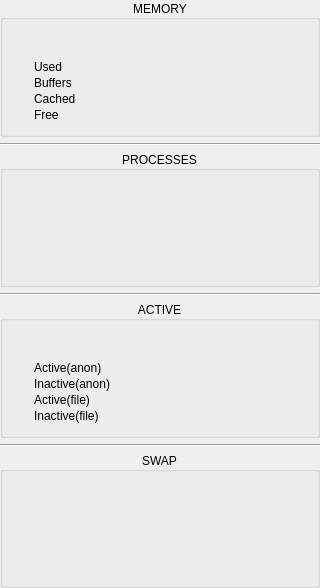
Above: dde-istate-widgets/istateramwidget.ui from SeptemberHX/dde-istate-menus before the change. Below: the same form after it.
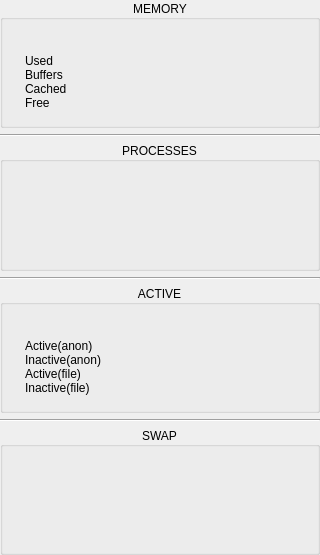
That is the form after the change. Custom widgets are drawn as their Qt base class.

The edit to the form file:
```diff
--- a/dde-istate-widgets/istateramwidget.ui
+++ b/dde-istate-widgets/istateramwidget.ui
@@ -7,7 +7,7 @@
     <x>0</x>
     <y>0</y>
     <width>320</width>
-    <height>588</height>
+    <height>555</height>
    </rect>
   </property>
   <property name="minimumSize">
@@ -47,18 +47,21 @@
       <set>Qt::AlignCenter</set>
      </property>
      <layout class="QVBoxLayout" name="verticalLayout_2">
+      <property name="spacing">
+       <number>1</number>
+      </property>
       <item>
        <widget class="PercentColorBar" name="ramColorProBar">
         <property name="minimumSize">
          <size>
           <width>0</width>
-          <height>24</height>
+          <height>16</height>
          </size>
         </property>
         <property name="maximumSize">
          <size>
           <width>16777215</width>
-          <height>24</height>
+          <height>16</height>
          </size>
         </property>
         <property name="text">
@@ -82,14 +85,14 @@
          <widget class="QLabel" name="ramUsedColorLabel">
           <property name="minimumSize">
            <size>
-            <width>16</width>
-            <height>16</height>
+            <width>12</width>
+            <height>12</height>
            </size>
           </property>
           <property name="maximumSize">
            <size>
-            <width>16</width>
-            <height>16</height>
+            <width>12</width>
+            <height>12</height>
            </size>
           </property>
           <property name="text">
@@ -115,14 +118,14 @@
          <widget class="QLabel" name="ramCachedColorLabel">
           <property name="minimumSize">
            <size>
-            <width>16</width>
-            <height>16</height>
+            <width>12</width>
+            <height>12</height>
            </size>
           </property>
           <property name="maximumSize">
            <size>
-            <width>16</width>
-            <height>16</height>
+            <width>12</width>
+            <height>12</height>
            </size>
           </property>
           <property name="text">
@@ -134,14 +137,14 @@
          <widget class="QLabel" name="ramFreeColorLabel">
           <property name="minimumSize">
            <size>
-            <width>16</width>
-            <height>16</height>
+            <width>12</width>
+            <height>12</height>
            </size>
           </property>
           <property name="maximumSize">
            <size>
-            <width>16</width>
-            <height>16</height>
+            <width>12</width>
+            <height>12</height>
            </size>
           </property>
           <property name="text">
@@ -153,14 +156,14 @@
          <widget class="QLabel" name="ramBuffersColorLabel">
           <property name="minimumSize">
            <size>
-            <width>16</width>
-            <height>16</height>
+            <width>12</width>
+            <height>12</height>
            </size>
           </property>
           <property name="maximumSize">
            <size>
-            <width>16</width>
-            <height>16</height>
+            <width>12</width>
+            <height>12</height>
            </size>
           </property>
           <property name="text">
@@ -251,6 +254,9 @@
       <set>Qt::AlignCenter</set>
      </property>
      <layout class="QVBoxLayout" name="verticalLayout_3">
+      <property name="spacing">
+       <number>1</number>
+      </property>
       <item>
        <layout class="QGridLayout" name="processGridLayout">
         <property name="verticalSpacing">
@@ -532,18 +538,21 @@
       <set>Qt::AlignCenter</set>
      </property>
      <layout class="QVBoxLayout" name="verticalLayout_5">
+      <property name="spacing">
+       <number>1</number>
+      </property>
       <item>
        <widget class="PercentColorBar" name="activeBarLabel">
         <property name="minimumSize">
          <size>
           <width>0</width>
-          <height>24</height>
+          <height>16</height>
          </size>
         </property>
         <property name="maximumSize">
          <size>
           <width>16777215</width>
-          <height>24</height>
+          <height>16</height>
          </size>
         </property>
         <property name="text">
@@ -574,14 +583,14 @@
          <widget class="QLabel" name="activeFileColorLabel">
           <property name="minimumSize">
            <size>
-            <width>16</width>
-            <height>16</height>
+            <width>12</width>
+            <height>12</height>
            </size>
           </property>
           <property name="maximumSize">
            <size>
-            <width>16</width>
-            <height>16</height>
+            <width>12</width>
+            <height>12</height>
            </size>
           </property>
           <property name="text">
@@ -593,14 +602,14 @@
          <widget class="QLabel" name="inactiveAnonColorLabel">
           <property name="minimumSize">
            <size>
-            <width>16</width>
-            <height>16</height>
+            <width>12</width>
+            <height>12</height>
            </size>
           </property>
           <property name="maximumSize">
            <size>
-            <width>16</width>
-            <height>16</height>
+            <width>12</width>
+            <height>12</height>
            </size>
           </property>
           <property name="text">
@@ -612,14 +621,14 @@
          <widget class="QLabel" name="activeAnonColorLabel">
           <property name="minimumSize">
            <size>
-            <width>16</width>
-            <height>16</height>
+            <width>12</width>
+            <height>12</height>
            </size>
           </property>
           <property name="maximumSize">
            <size>
-            <width>16</width>
-            <height>16</height>
+            <width>12</width>
+            <height>12</height>
            </size>
           </property>
           <property name="text">
@@ -638,14 +647,14 @@
          <widget class="QLabel" name="inactiveFileColorLabel">
           <property name="minimumSize">
            <size>
-            <width>16</width>
-            <height>16</height>
+            <width>12</width>
+            <height>12</height>
            </size>
           </property>
           <property name="maximumSize">
            <size>
-            <width>16</width>
-            <height>16</height>
+            <width>12</width>
+            <height>12</height>
            </size>
           </property>
           <property name="text">
@@ -736,18 +745,21 @@
       <set>Qt::AlignCenter</set>
      </property>
      <layout class="QVBoxLayout" name="verticalLayout_4">
+      <property name="spacing">
+       <number>1</number>
+      </property>
       <item>
        <widget class="PercentColorBar" name="swapBarLabel">
         <property name="minimumSize">
          <size>
           <width>0</width>
-          <height>24</height>
+          <height>16</height>
          </size>
         </property>
         <property name="maximumSize">
          <size>
           <width>16777215</width>
-          <height>24</height>
+          <height>16</height>
          </size>
         </property>
         <property name="text">
```
